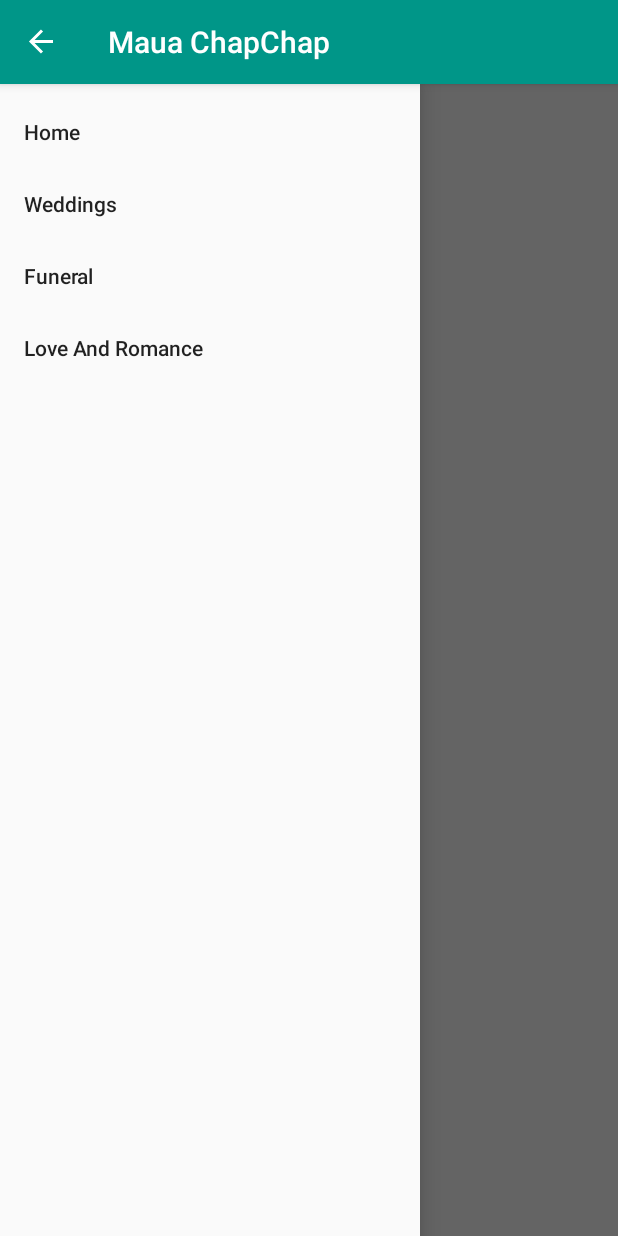
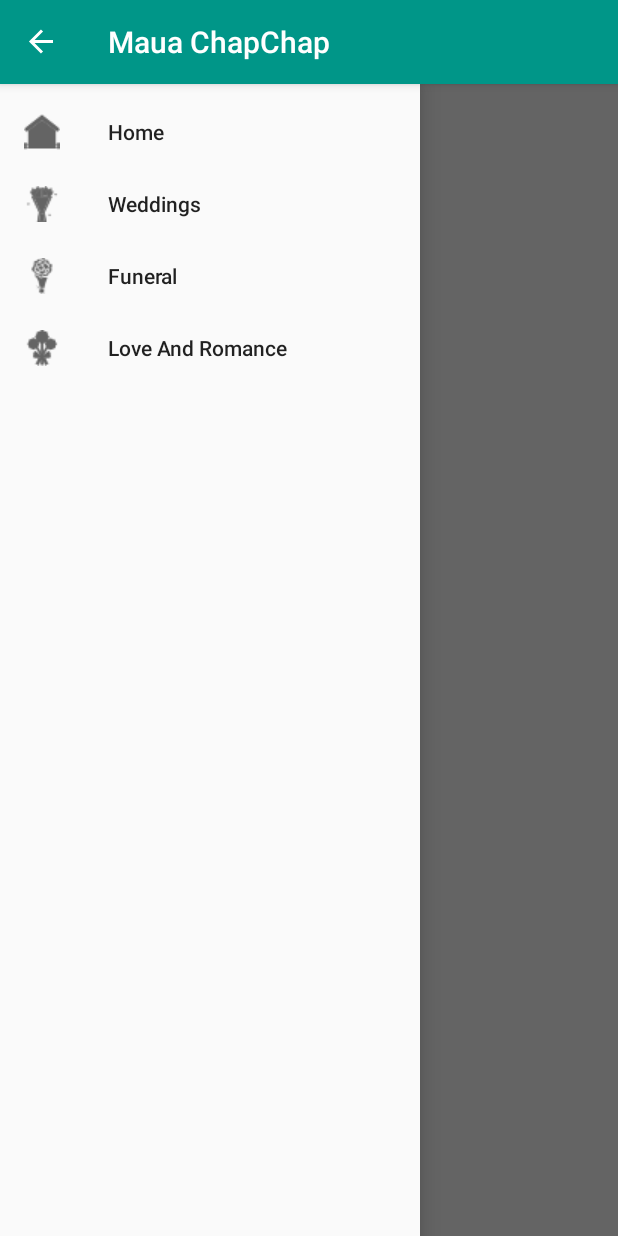
Before and after one commit to GathuaKiragu/Maua_ChapChap, an Android app: the screen it shows after launch (MainActivity), with the side drawer open, on a phone screen of 412 x 824 dp. Run offline under Robolectric (Android 15) with nearby library versions, the phone set to English and light mode, and no system bars.

Commit message:
Navigation Menu -add icons to different categories of products

```diff
--- a/app/src/main/res/menu/navigation_menu.xml
+++ b/app/src/main/res/menu/navigation_menu.xml
@@ -2,15 +2,19 @@
 <menu xmlns:android="http://schemas.android.com/apk/res/android">
 
     <item android:id="@+id/nav_home"
+        android:icon="@drawable/house"
         android:title="Home" />
 
     <item android:id="@+id/nav_weddings"
+        android:icon="@drawable/wedding"
         android:title="Weddings" />
 
     <item android:id="@+id/nav_funeral"
+        android:icon="@drawable/funeral"
         android:title="Funeral" />
 
     <item android:id="@+id/nav_love"
+        android:icon="@drawable/bouquet"
         android:title="Love And Romance" />
 
 </menu>
```
Also changed, not shown: app/src/main/res/drawable/bouquet.png (added), app/src/main/res/drawable/funeral.png (added), app/src/main/res/drawable/house.png (added), app/src/main/res/drawable/ic_home_black_24dp.png (added), app/src/main/res/drawable/wedding.png (added).
